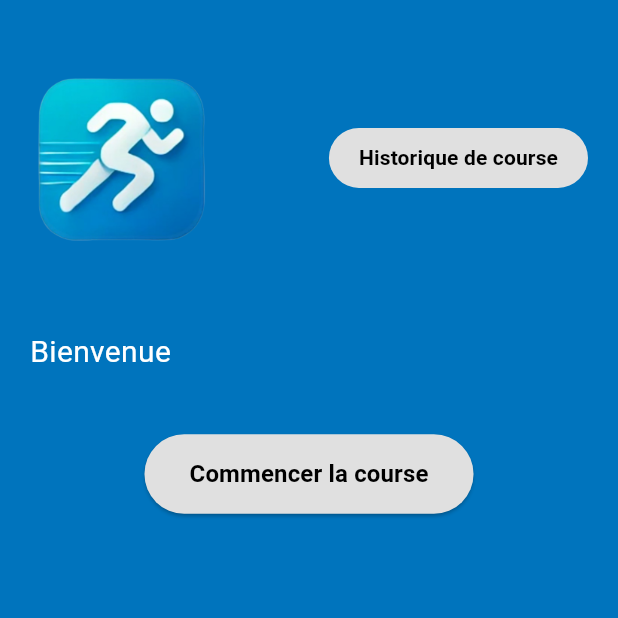
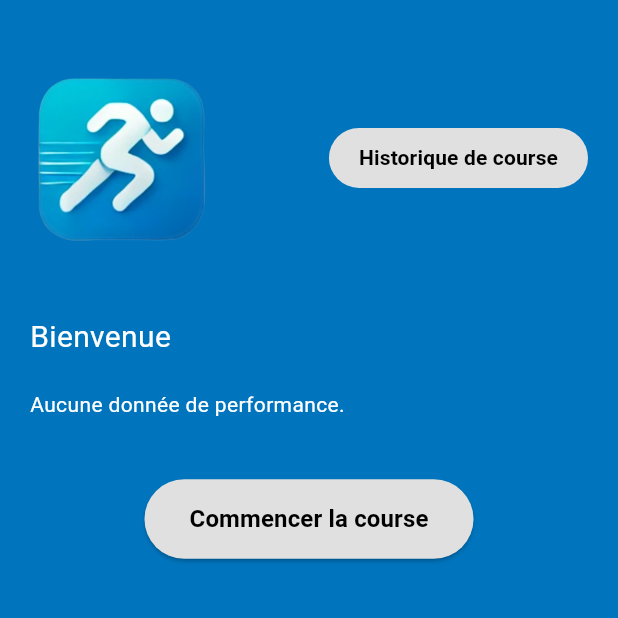
Before and after one commit to Medou13500/ProjetFinB3, a Flutter app: the StartRun screen opened directly with empty values, on a phone screen of 412 x 824 dp, the top half of it. Run offline on Flutter 3.47's test engine with Material 3 defaults, Android fonts, the light colour scheme and no system bars; our stand-ins replace fl_chart, flutter_map, latlong2.

Commit message:
mise en place graphique

```diff
--- a/mobile/lib/screen/run_history.dart
+++ b/mobile/lib/screen/run_history.dart
@@ -1,10 +1,12 @@
 class RunHistory {
-  final String duration; // ex : "00:32:15"
-  final int calories; // ex : 187
-  final double vitesseMax; // km/h
-  final double vitesseMoy; // km/h
+  final double distance;       // en km
+  final String duration;       // format "00:32:15"
+  final int calories;          // kcal
+  final double vitesseMax;     // en km/h
+  final double vitesseMoy;     // en km/h
 
   RunHistory({
+    required this.distance,
     required this.duration,
     required this.calories,
     required this.vitesseMax,
--- a/mobile/lib/screen/run_reel.dart
+++ b/mobile/lib/screen/run_reel.dart
@@ -1,3 +1,6 @@
+// ✅ Voici comment corriger et compléter `run_reel.dart`
+// pour bien retourner un RunHistory complet avec la distance
+
 import 'dart:async';
 import 'dart:math';
 import 'dart:math' as math show sin;
@@ -21,11 +24,13 @@ class _RunReelState extends State<RunReel> {
   int _sec = 0;
   int _cal = 0;
   double _vMax = 0, _vAvg = 0;
+  double _distance = 0; // Ajout pour calcul de distance
 
   LatLng _pos = LatLng(43.5287, 5.4456); // Aix-en-Provence
   List<LatLng> _simulatedPath = [];
   List<LatLng> _visitedPath = [];
   int _pathIndex = 0;
+  final Distance _distanceCalc = Distance();
 
   @override
   void initState() {
@@ -63,10 +68,13 @@ class _RunReelState extends State<RunReel> {
       }
 
       final nextPos = _simulatedPath[_pathIndex++];
+      final segmentDistance = _distanceCalc(_pos, nextPos);
+      _distance += segmentDistance / 1000; // Convertir en km
+
       _pos = nextPos;
       _visitedPath.add(_pos);
 
-      _mapController.move(_pos, 15.0); // ✅ Zoom fixe
+      _mapController.move(_pos, 15.0);
 
       if (mounted) setState(() {});
     });
@@ -100,38 +108,16 @@ class _RunReelState extends State<RunReel> {
               Row(
                 mainAxisAlignment: MainAxisAlignment.spaceAround,
                 children: [
-                  Text(
-                    _time(),
-                    style: const TextStyle(
-                      color: Colors.white,
-                      fontSize: 26,
-                      fontWeight: FontWeight.w600,
-                    ),
-                  ),
-                  Text(
-                    "$_cal calories",
-                    style: const TextStyle(
-                      color: Colors.white,
-                      fontSize: 26,
-                      fontWeight: FontWeight.w600,
-                    ),
-                  ),
+                  Text(_time(), style: const TextStyle(color: Colors.white, fontSize: 26, fontWeight: FontWeight.w600)),
+                  Text("$_cal calories", style: const TextStyle(color: Colors.white, fontSize: 26, fontWeight: FontWeight.w600)),
                 ],
               ),
               const SizedBox(height: 30),
               Row(
                 mainAxisAlignment: MainAxisAlignment.spaceAround,
                 children: [
-                  Text(
-                    "Vitesse max:\n${_vMax.toStringAsFixed(1)} km/h",
-                    textAlign: TextAlign.center,
-                    style: const TextStyle(color: Colors.white, fontSize: 20),
-                  ),
-                  Text(
-                    "Vitesse moy:\n${_vAvg.toStringAsFixed(1)} km/h",
-                    textAlign: TextAlign.center,
-                    style: const TextStyle(color: Colors.white, fontSize: 20),
-                  ),
+                  Text("Vitesse max:\n${_vMax.toStringAsFixed(1)} km/h", textAlign: TextAlign.center, style: const TextStyle(color: Colors.white, fontSize: 20)),
+                  Text("Vitesse moy:\n${_vAvg.toStringAsFixed(1)} km/h", textAlign: TextAlign.center, style: const TextStyle(color: Colors.white, fontSize: 20)),
                 ],
               ),
               const SizedBox(height: 30),
@@ -148,8 +134,7 @@ class _RunReelState extends State<RunReel> {
                   ),
                   children: [
                     TileLayer(
-                      urlTemplate:
-                          'https://{s}.tile.openstreetmap.org/{z}/{x}/{y}.png',
+                      urlTemplate: 'https://{s}.tile.openstreetmap.org/{z}/{x}/{y}.png',
                       subdomains: ['a', 'b', 'c'],
                     ),
                     PolylineLayer(
@@ -165,18 +150,13 @@ class _RunReelState extends State<RunReel> {
                       markers: [
                         Marker(
                           point: _pos,
-                          builder:
-                              (ctx) => Center(
-
-                                child: Container(
-                                  width: 12,
-                                  height: 12,
-                                  decoration: const BoxDecoration(
-                                    color: Colors.blue,
-                                    shape: BoxShape.circle,
-                                  ),
-                                ),
-                              ),
+                          builder: (ctx) => Center(
+                            child: Container(
+                              width: 12,
+                              height: 12,
+                              decoration: const BoxDecoration(color: Colors.blue, shape: BoxShape.circle),
+                            ),
+                          ),
                         ),
                       ],
                     ),
@@ -188,16 +168,12 @@ class _RunReelState extends State<RunReel> {
                 style: ElevatedButton.styleFrom(
                   backgroundColor: Colors.grey[300],
                   foregroundColor: Colors.black,
-                  padding: const EdgeInsets.symmetric(
-                    horizontal: 30,
-                    vertical: 15,
-                  ),
-                  shape: RoundedRectangleBorder(
-                    borderRadius: BorderRadius.circular(30),
-                  ),
+                  padding: const EdgeInsets.symmetric(horizontal: 30, vertical: 15),
+                  shape: RoundedRectangleBorder(borderRadius: BorderRadius.circular(30)),
                 ),
                 onPressed: () {
                   final run = RunHistory(
+                    distance: _distance,
                     duration: _time(),
                     calories: _cal,
                     vitesseMax: _vMax,
@@ -205,10 +181,7 @@ class _RunReelState extends State<RunReel> {
                   );
                   Navigator.pop(context, run);
                 },
-                child: const Text(
-                  "Terminer la course",
-                  style: TextStyle(fontWeight: FontWeight.bold, fontSize: 16),
-                ),
+                child: const Text("Terminer la course", style: TextStyle(fontWeight: FontWeight.bold, fontSize: 16)),
               ),
             ],
           ),
--- a/mobile/lib/screen/start_run.dart
+++ b/mobile/lib/screen/start_run.dart
@@ -1,3 +1,4 @@
+import 'package:fl_chart/fl_chart.dart';
 import 'package:flutter/material.dart';
 import 'run_reel.dart';
 import 'historique_page.dart';
@@ -12,7 +13,8 @@ class StartRun extends StatefulWidget {
 }
 
 class _StartRunState extends State<StartRun> {
-  final List<RunHistory> _historiques = []; // stockage local
+  final List<RunHistory> _historiques = [];
+  final List<FlSpot> _performanceData = [];
 
   @override
   Widget build(BuildContext context) {
@@ -23,7 +25,7 @@ class _StartRunState extends State<StartRun> {
         child: Column(
           crossAxisAlignment: CrossAxisAlignment.start,
           children: [
-            /* logo + bouton historique */
+            // Logo + bouton historique
             Row(
               mainAxisAlignment: MainAxisAlignment.spaceBetween,
               children: [
@@ -32,10 +34,7 @@ class _StartRunState extends State<StartRun> {
                   style: TextButton.styleFrom(
                     backgroundColor: Colors.grey[300],
                     foregroundColor: Colors.black,
-                    padding: const EdgeInsets.symmetric(
-                      horizontal: 20,
-                      vertical: 10,
-                    ),
+                    padding: const EdgeInsets.symmetric(horizontal: 20, vertical: 10),
                     shape: RoundedRectangleBorder(
                       borderRadius: BorderRadius.circular(30),
                     ),
@@ -44,8 +43,7 @@ class _StartRunState extends State<StartRun> {
                     Navigator.push(
                       context,
                       MaterialPageRoute(
-                        builder:
-                            (_) => HistoriquePage(historiques: _historiques),
+                        builder: (_) => HistoriquePage(historiques: _historiques),
                       ),
                     );
                   },
@@ -56,34 +54,74 @@ class _StartRunState extends State<StartRun> {
                 ),
               ],
             ),
-            const SizedBox(height: 50),
+            const SizedBox(height: 40),
+
+            // Bienvenue
             Text(
               "Bienvenue ${widget.email}",
               style: const TextStyle(fontSize: 20, color: Colors.white),
             ),
+            const SizedBox(height: 20),
+
+            // Graphique dynamique
+            if (_performanceData.isNotEmpty)
+              SizedBox(
+                height: 200,
+                child: LineChart(
+                  LineChartData(
+                    gridData: FlGridData(show: false),
+                    titlesData: FlTitlesData(show: false),
+                    borderData: FlBorderData(show: false),
+                    lineBarsData: [
+                      LineChartBarData(
+                        isCurved: true,
+                        color: Colors.white,
+                        barWidth: 3,
+                        dotData: FlDotData(show: true),
+                        belowBarData: BarAreaData(show: false),
+                        spots: _performanceData,
+                      ),
+                    ],
+                  ),
+                ),
+              )
+            else
+              const Text(
+                'Aucune donnée de performance.',
+                style: TextStyle(color: Colors.white),
+              ),
+
             const SizedBox(height: 40),
+
+            // Bouton Commencer la course
             Center(
               child: ElevatedButton(
                 style: ElevatedButton.styleFrom(
                   backgroundColor: Colors.grey[300],
                   foregroundColor: Colors.black,
-                  padding: const EdgeInsets.symmetric(
-                    horizontal: 30,
-                    vertical: 15,
-                  ),
+                  padding: const EdgeInsets.symmetric(horizontal: 30, vertical: 15),
                   shape: RoundedRectangleBorder(
                     borderRadius: BorderRadius.circular(30),
                   ),
                 ),
                 onPressed: () async {
-                  /* on attend le résultat de RunReel */
                   final result = await Navigator.push<RunHistory>(
                     context,
                     MaterialPageRoute(builder: (_) => const RunReel()),
                   );
 
                   if (result != null) {
-                    setState(() => _historiques.add(result));
+                    setState(() {
+                      _historiques.add(result);
+
+                      // ⚠️ On affiche ici la distance de chaque course dans le graphique
+                      _performanceData.add(
+                        FlSpot(
+                          _performanceData.length.toDouble(),
+                          result.distance, // ou result.vitesse, result.calories
+                        ),
+                      );
+                    });
                   }
                 },
                 child: const Text(
--- a/mobile/pubspec.yaml
+++ b/mobile/pubspec.yaml
@@ -11,6 +11,7 @@ dependencies:
   latlong2: ^0.8.1
   geolocator: ^14.0.0
   cupertino_icons: ^1.0.2
+  fl_chart: ^0.66.2
 
 flutter:
   uses-material-design: true
```
Also changed, not shown: mobile/pubspec.lock, 1 other file.
